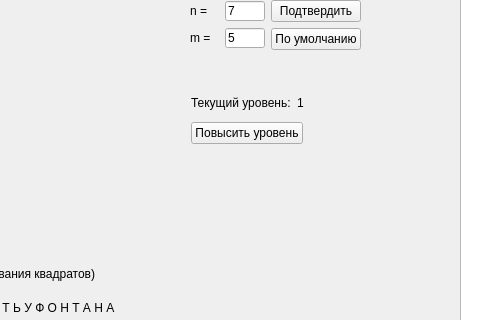
Before: the Qt Designer form root_window.ui in shm0nya/Lipilin-s-game, drawn with Qt 5; both pictures show x 240 to 720 and y 101 to 421 of the 983 by 534 pixel window.
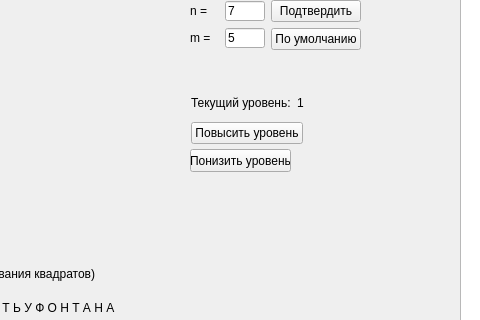
After: the same form once the commit is applied.

Commit message: Кнопка к предыдущему лвлу

Diff of the .ui file:
```diff
--- a/root_window.ui
+++ b/root_window.ui
@@ -287,7 +287,7 @@
     </item>
    </layout>
   </widget>
-  <widget class="QWidget" name="">
+  <widget class="QWidget" name="layoutWidget">
    <property name="geometry">
     <rect>
      <x>431</x>
@@ -354,6 +354,19 @@
     </item>
    </layout>
   </widget>
+  <widget class="QPushButton" name="button_level_down">
+   <property name="geometry">
+    <rect>
+     <x>430</x>
+     <y>250</y>
+     <width>101</width>
+     <height>23</height>
+    </rect>
+   </property>
+   <property name="text">
+    <string>Понизить уровень</string>
+   </property>
+  </widget>
  </widget>
  <resources/>
  <connections/>
```
The commit also changes 2 other files.
